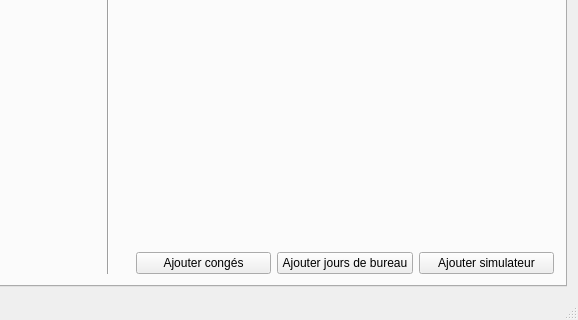
ViryBe/crispy_chainsaw, file crispy_chainsaw/mainwindow.ui: the form before one commit; both pictures show x 424 to 1002 and y 402 to 722 of the 1002 by 722 pixel window.
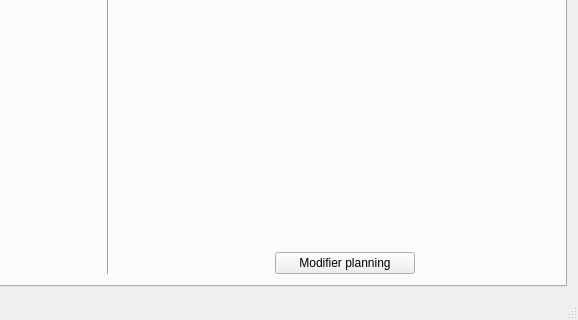
The form after the commit. The open tabs and pages were chosen to show the change.

Commit message: (~) Gestion planning

Diff of the .ui file:
```diff
--- a/crispy_chainsaw/mainwindow.ui
+++ b/crispy_chainsaw/mainwindow.ui
@@ -1014,24 +1014,22 @@
           </item>
           <item>
            <layout class="QHBoxLayout" name="horizontalLayout_16">
-            <item>
-             <widget class="QPushButton" name="vacancesButton">
-              <property name="text">
-               <string>Ajouter congés</string>
-              </property>
-             </widget>
-            </item>
             <item>
              <widget class="QPushButton" name="officeButton">
-              <property name="text">
-               <string>Ajouter jours de bureau</string>
+              <property name="sizePolicy">
+               <sizepolicy hsizetype="Fixed" vsizetype="Fixed">
+                <horstretch>0</horstretch>
+                <verstretch>0</verstretch>
+               </sizepolicy>
               </property>
-             </widget>
-            </item>
-            <item>
-             <widget class="QPushButton" name="simuButton">
+              <property name="minimumSize">
+               <size>
+                <width>140</width>
+                <height>0</height>
+               </size>
+              </property>
               <property name="text">
-               <string>Ajouter simulateur</string>
+               <string>Modifier planning</string>
               </property>
              </widget>
             </item>
```
Left out of the diff: 2 changed lines with no effect on the pictures. The commit also changes 4 other files.
